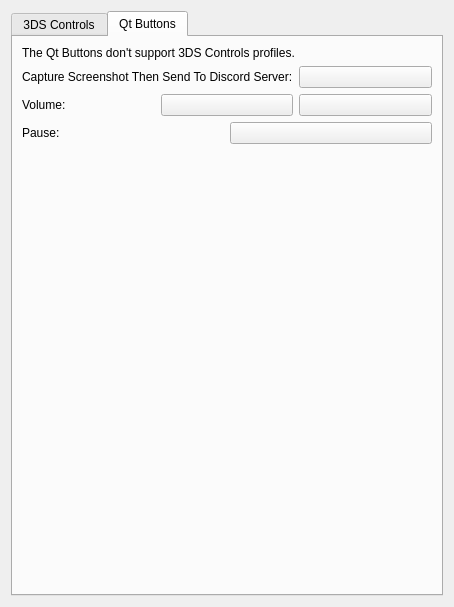
Before: the Qt Designer form src/citra_qt/configuration/configure_input.ui in tbsp/citra-valentin, drawn with Qt 5.
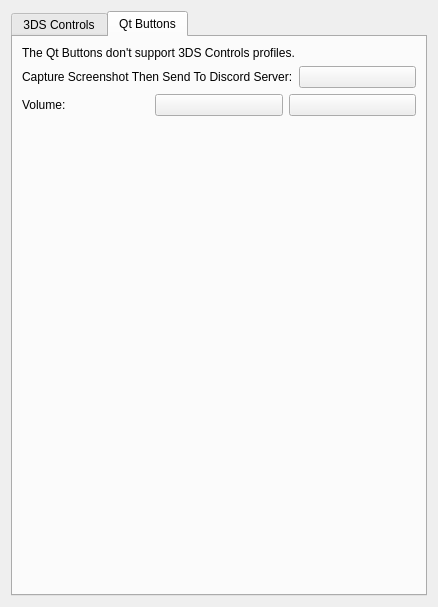
After: the same form once the commit is applied. The open tabs and pages were chosen to show the change.

```diff
--- a/src/citra_qt/configuration/configure_input.ui
+++ b/src/citra_qt/configuration/configure_input.ui
@@ -2,6 +2,14 @@
 <ui version="4.0">
  <class>ConfigureInput</class>
  <widget class="QWidget" name="ConfigureInput">
+  <property name="geometry">
+   <rect>
+    <x>0</x>
+    <y>0</y>
+    <width>438</width>
+    <height>601</height>
+   </rect>
+  </property>
   <property name="windowTitle">
    <string>ConfigureInput</string>
   </property>
@@ -808,24 +816,6 @@
          </item>
         </layout>
        </item>
-       <item>
-        <layout class="QHBoxLayout" name="horizontalLayout_5">
-         <item>
-          <widget class="QLabel" name="label_9">
-           <property name="text">
-            <string>Pause:</string>
-           </property>
-          </widget>
-         </item>
-         <item>
-          <widget class="QPushButton" name="button_pause">
-           <property name="text">
-            <string/>
-           </property>
-          </widget>
-         </item>
-        </layout>
-       </item>
        <item>
         <spacer name="verticalSpacer">
          <property name="orientation">
```
Left out of the diff: 2 changed lines with no effect on the pictures.
